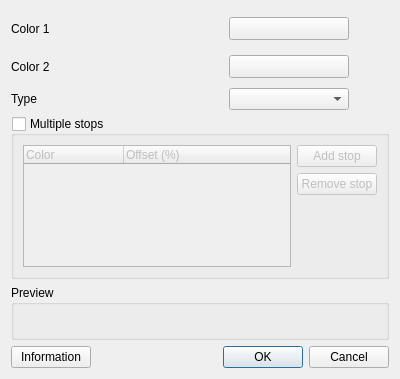
qgis/QGIS, file src/ui/qgsvectorgradientcolorrampv2dialogbase.ui: the form before one commit.
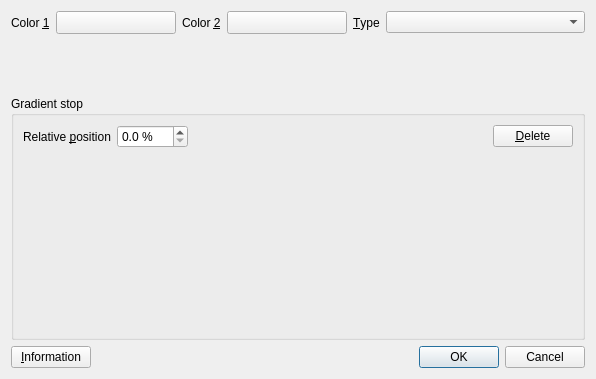
The form after the commit. Custom widgets are drawn as their Qt base class.

Commit message:
[FEATURE] Redesigned interactive gradient editor
Uses new gradient editor widget and color controls for easier
manipulation of gradients

Patch:
```diff
--- a/src/ui/qgsvectorgradientcolorrampv2dialogbase.ui
+++ b/src/ui/qgsvectorgradientcolorrampv2dialogbase.ui
@@ -6,53 +6,85 @@
    <rect>
     <x>0</x>
     <y>0</y>
-    <width>400</width>
+    <width>596</width>
     <height>379</height>
    </rect>
   </property>
   <property name="windowTitle">
    <string>Gradient color ramp</string>
   </property>
-  <layout class="QVBoxLayout" name="verticalLayout">
+  <layout class="QVBoxLayout" name="verticalLayout" stretch="0,0,1,0">
    <item>
-    <layout class="QGridLayout">
-     <item row="0" column="0">
+    <layout class="QHBoxLayout" name="horizontalLayout_3" stretch="0,0,0,0,0,1">
+     <item>
       <widget class="QLabel" name="label">
        <property name="text">
-        <string>Color 1</string>
+        <string>Color &amp;1</string>
        </property>
        <property name="buddy">
         <cstring>btnColor1</cstring>
        </property>
       </widget>
      </item>
-     <item row="1" column="0">
+     <item>
+      <widget class="QgsColorButtonV2" name="btnColor1">
+       <property name="minimumSize">
+        <size>
+         <width>120</width>
+         <height>0</height>
+        </size>
+       </property>
+       <property name="maximumSize">
+        <size>
+         <width>120</width>
+         <height>16777215</height>
+        </size>
+       </property>
+       <property name="text">
+        <string/>
+       </property>
+      </widget>
+     </item>
+     <item>
       <widget class="QLabel" name="label_2">
        <property name="text">
-        <string>Color 2</string>
+        <string>Color &amp;2</string>
        </property>
        <property name="buddy">
         <cstring>btnColor2</cstring>
        </property>
       </widget>
      </item>
-     <item row="0" column="2" rowspan="2">
-      <spacer>
-       <property name="orientation">
-        <enum>Qt::Horizontal</enum>
+     <item>
+      <widget class="QgsColorButtonV2" name="btnColor2">
+       <property name="minimumSize">
+        <size>
+         <width>120</width>
+         <height>0</height>
+        </size>
        </property>
-       <property name="sizeType">
-        <enum>QSizePolicy::Preferred</enum>
-       </property>
-       <property name="sizeHint" stdset="0">
+       <property name="maximumSize">
         <size>
-         <width>40</width>
-         <height>71</height>
+         <width>120</width>
+         <height>16777215</height>
         </size>
        </property>
-      </spacer>
+       <property name="text">
+        <string/>
+       </property>
+      </widget>
      </item>
-     <item row="2" column="1">
+     <item>
+      <widget class="QLabel" name="label_3">
+       <property name="text">
+        <string>&amp;Type</string>
+       </property>
+       <property name="buddy">
+        <cstring>cboType</cstring>
+       </property>
+      </widget>
+     </item>
+     <item>
       <widget class="QComboBox" name="cboType">
        <property name="sizePolicy">
         <sizepolicy hsizetype="Minimum" vsizetype="Fixed">
@@ -68,127 +100,80 @@
        </property>
       </widget>
      </item>
-     <item row="1" column="1">
-      <widget class="QgsColorButtonV2" name="btnColor2">
-       <property name="minimumSize">
-        <size>
-         <width>120</width>
-         <height>0</height>
-        </size>
-       </property>
-       <property name="maximumSize">
-        <size>
-         <width>120</width>
-         <height>16777215</height>
-        </size>
-       </property>
-       <property name="text">
-        <string/>
-       </property>
-      </widget>
-     </item>
-     <item row="2" column="0">
-      <widget class="QLabel" name="label_3">
-       <property name="text">
-        <string>Type</string>
-       </property>
-      </widget>
-     </item>
-     <item row="0" column="1">
-      <widget class="QgsColorButtonV2" name="btnColor1">
-       <property name="minimumSize">
-        <size>
-         <width>120</width>
-         <height>0</height>
-        </size>
-       </property>
-       <property name="maximumSize">
-        <size>
-         <width>120</width>
-         <height>16777215</height>
-        </size>
-       </property>
-       <property name="text">
-        <string/>
-       </property>
-      </widget>
-     </item>
     </layout>
    </item>
    <item>
-    <widget class="QGroupBox" name="groupStops">
+    <widget class="QgsGradientStopEditor" name="mStopEditor" native="true">
      <property name="sizePolicy">
-      <sizepolicy hsizetype="Preferred" vsizetype="Preferred">
+      <sizepolicy hsizetype="Preferred" vsizetype="Fixed">
        <horstretch>0</horstretch>
-       <verstretch>1</verstretch>
+       <verstretch>0</verstretch>
       </sizepolicy>
      </property>
+     <property name="minimumSize">
+      <size>
+       <width>0</width>
+       <height>50</height>
+      </size>
+     </property>
+     <property name="focusPolicy">
+      <enum>Qt::StrongFocus</enum>
+     </property>
+    </widget>
+   </item>
+   <item>
+    <widget class="QgsCollapsibleGroupBox" name="groupBox_2">
      <property name="title">
-      <string>Multiple stops</string>
+      <string>Gradient stop</string>
      </property>
-     <property name="checkable">
-      <bool>true</bool>
-     </property>
-     <property name="checked">
-      <bool>false</bool>
-     </property>
-     <layout class="QGridLayout" name="gridLayout_1">
-      <item row="0" column="0" rowspan="3">
-       <widget class="QTreeWidget" name="treeStops">
-        <property name="rootIsDecorated">
-         <bool>false</bool>
-        </property>
-        <property name="columnCount">
-         <number>2</number>
-        </property>
-        <column>
-         <property name="text">
-          <string>Color</string>
-         </property>
-        </column>
-        <column>
-         <property name="text">
-          <string>Offset (%)</string>
-         </property>
-        </column>
-       </widget>
-      </item>
+     <layout class="QGridLayout" name="gridLayout" rowminimumheight="0,1">
       <item row="0" column="1">
-       <widget class="QPushButton" name="btnAddStop">
-        <property name="text">
-         <string>Add stop</string>
+       <widget class="QgsDoubleSpinBox" name="mPositionSpinBox">
+        <property name="suffix">
+         <string> %</string>
         </property>
+        <property name="decimals">
+         <number>1</number>
+        </property>
        </widget>
       </item>
-      <item row="1" column="1">
-       <widget class="QPushButton" name="btnRemoveStop">
+      <item row="0" column="0">
+       <widget class="QLabel" name="label_4">
         <property name="text">
-         <string>Remove stop</string>
+         <string>Relative &amp;position</string>
         </property>
+        <property name="buddy">
+         <cstring>mPositionSpinBox</cstring>
+        </property>
        </widget>
       </item>
-     </layout>
-    </widget>
-   </item>
-   <item>
-    <widget class="QGroupBox" name="groupBox">
-     <property name="title">
-      <string>Preview</string>
-     </property>
-     <layout class="QVBoxLayout" name="verticalLayout_2">
-      <item>
-       <widget class="QLabel" name="lblPreview">
-        <property name="frameShape">
-         <enum>QFrame::NoFrame</enum>
-        </property>
+      <item row="0" column="3">
+       <widget class="QPushButton" name="mDeleteStopButton">
         <property name="text">
-         <string/>
+         <string>&amp;Delete</string>
         </property>
-        <property name="alignment">
-         <set>Qt::AlignCenter</set>
+       </widget>
+      </item>
+      <item row="1" column="0" colspan="4">
+       <widget class="QgsCompoundColorWidget" name="mColorWidget" native="true">
+        <property name="focusPolicy">
+         <enum>Qt::StrongFocus</enum>
         </property>
        </widget>
       </item>
+      <item row="0" column="2">
+       <spacer name="horizontalSpacer">
+        <property name="orientation">
+         <enum>Qt::Horizontal</enum>
+        </property>
+        <property name="sizeHint" stdset="0">
+         <size>
+          <width>40</width>
+          <height>20</height>
+         </size>
+        </property>
+       </spacer>
+      </item>
      </layout>
     </widget>
    </item>
@@ -197,7 +182,7 @@
      <item>
       <widget class="QPushButton" name="btnInformation">
        <property name="text">
-        <string>Information</string>
+        <string>&amp;Information</string>
        </property>
       </widget>
      </item>
@@ -222,6 +207,29 @@
    <header>qgscolorbuttonv2.h</header>
    <container>1</container>
   </customwidget>
+  <customwidget>
+   <class>QgsGradientStopEditor</class>
+   <extends>QWidget</extends>
+   <header>qgsgradientstopeditor.h</header>
+   <container>1</container>
+  </customwidget>
+  <customwidget>
+   <class>QgsDoubleSpinBox</class>
+   <extends>QDoubleSpinBox</extends>
+   <header>qgsdoublespinbox.h</header>
+  </customwidget>
+  <customwidget>
+   <class>QgsCompoundColorWidget</class>
+   <extends>QWidget</extends>
+   <header>qgscompoundcolorwidget.h</header>
+   <container>1</container>
+  </customwidget>
+  <customwidget>
+   <class>QgsCollapsibleGroupBox</class>
+   <extends>QGroupBox</extends>
+   <header>qgscollapsiblegroupbox.h</header>
+   <container>1</container>
+  </customwidget>
  </customwidgets>
  <tabstops>
   <tabstop>btnColor1</tabstop>
```
Left out of the diff: 9 changed lines with no effect on the pictures. The commit also changes 3 other files.
